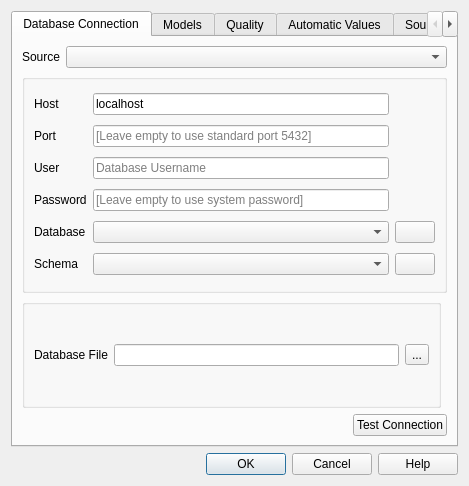
Qt form asistente_ladm_col/ui/settings_dialog.ui (SwissTierrasColombia/Asistente-LADM-COL) before a commit.
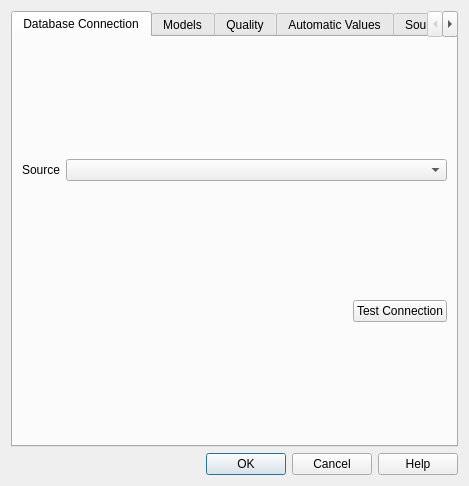
The same form after that commit. Icons and pictures are not drawn. Custom widgets are drawn as their Qt base class.

The edit to the form file:
```diff
--- a/asistente_ladm_col/ui/settings_dialog.ui
+++ b/asistente_ladm_col/ui/settings_dialog.ui
@@ -57,120 +57,7 @@
          </item>
         </layout>
        </item>
-       <item row="1" column="0" rowspan="2" colspan="2">
-        <widget class="QGroupBox" name="pg_config">
-         <property name="title">
-          <string/>
-         </property>
-         <layout class="QGridLayout" name="gridLayout_4">
-          <item row="0" column="0">
-           <widget class="QLabel" name="label_9">
-            <property name="text">
-             <string>Host</string>
-            </property>
-           </widget>
-          </item>
-          <item row="6" column="0">
-           <widget class="QLabel" name="label_8">
-            <property name="text">
-             <string>Port</string>
-            </property>
-           </widget>
-          </item>
-          <item row="9" column="2">
-           <widget class="QComboBox" name="selected_db_combobox"/>
-          </item>
-          <item row="6" column="2">
-           <widget class="QLineEdit" name="txt_pg_port">
-            <property name="placeholderText">
-             <string>[Leave empty to use standard port 5432]</string>
-            </property>
-           </widget>
-          </item>
-          <item row="10" column="0">
-           <widget class="QLabel" name="label_3">
-            <property name="text">
-             <string>Schema</string>
-            </property>
-           </widget>
-          </item>
-          <item row="9" column="3">
-           <widget class="QPushButton" name="create_db_button">
-            <property name="text">
-             <string/>
-            </property>
-            <property name="icon">
-             <iconset resource="../resources.qrc">
-              <normaloff>:/Asistente-LADM_COL/resources/images/create_db.png</normaloff>:/Asistente-LADM_COL/resources/images/create_db.png</iconset>
-            </property>
-           </widget>
-          </item>
-          <item row="9" column="0">
-           <widget class="QLabel" name="label_6">
-            <property name="text">
-             <string>Database</string>
-            </property>
-           </widget>
-          </item>
-          <item row="10" column="3">
-           <widget class="QPushButton" name="create_schema_button">
-            <property name="text">
-             <string/>
-            </property>
-            <property name="icon">
-             <iconset resource="../resources.qrc">
-              <normaloff>:/Asistente-LADM_COL/resources/images/schema.png</normaloff>:/Asistente-LADM_COL/resources/images/schema.png</iconset>
-            </property>
-           </widget>
-          </item>
-          <item row="10" column="2">
-           <widget class="QComboBox" name="selected_schema_combobox"/>
-          </item>
-          <item row="8" column="2">
-           <widget class="QLineEdit" name="txt_pg_password">
-            <property name="echoMode">
-             <enum>QLineEdit::Password</enum>
-            </property>
-            <property name="placeholderText">
-             <string>[Leave empty to use system password]</string>
-            </property>
-           </widget>
-          </item>
-          <item row="8" column="0">
-           <widget class="QLabel" name="label_5">
-            <property name="text">
-             <string>Password</string>
-            </property>
-           </widget>
-          </item>
-          <item row="0" column="2">
-           <widget class="QLineEdit" name="txt_pg_host">
-            <property name="text">
-             <string>localhost</string>
-            </property>
-            <property name="placeholderText">
-             <string>Database Hostname</string>
-            </property>
-           </widget>
-          </item>
-          <item row="7" column="2">
-           <widget class="QLineEdit" name="txt_pg_user">
-            <property name="placeholderText">
-             <string>Database Username</string>
-            </property>
-           </widget>
-          </item>
-          <item row="7" column="0">
-           <widget class="QLabel" name="label_4">
-            <property name="text">
-             <string>User</string>
-            </property>
-           </widget>
-          </item>
-         </layout>
-        </widget>
-       </item>
-       <item row="4" column="0" colspan="2">
+       <item row="5" column="0" colspan="2">
         <layout class="QHBoxLayout" name="horizontalLayout_3">
          <item>
           <spacer name="horizontalSpacer">
@@ -200,31 +87,9 @@
          </item>
         </layout>
        </item>
-       <item row="3" column="0">
-        <widget class="QGroupBox" name="gpkg_config">
-         <property name="title">
-          <string/>
-         </property>
-         <layout class="QGridLayout" name="gridLayout_6">
-          <item row="0" column="1">
-           <widget class="QLabel" name="label_2">
-            <property name="text">
-             <string>Database File</string>
-            </property>
-           </widget>
-          </item>
-          <item row="0" column="2">
-           <widget class="QLineEdit" name="txt_gpkg_file"/>
-          </item>
-          <item row="0" column="3">
-           <widget class="QToolButton" name="btn_gpkg_file_browse">
-            <property name="text">
-             <string>...</string>
-            </property>
-           </widget>
-          </item>
-         </layout>
-        </widget>
+       <item row="1" column="0">
+        <layout class="QVBoxLayout" name="db_layout">
+        </layout>
        </item>
       </layout>
      </widget>
```
Left out of the diff: 10 changed lines with no effect on the pictures.
